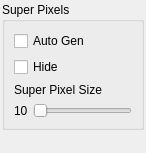
The window that tools/paint/superpixelmenu.ui (nci/drishti) describes before a commit, drawn with Qt 5.
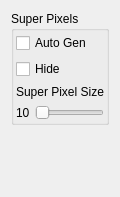
The same window after the commit.

```diff
--- a/tools/paint/superpixelmenu.ui
+++ b/tools/paint/superpixelmenu.ui
@@ -6,35 +6,35 @@
    <rect>
     <x>0</x>
     <y>0</y>
-    <width>146</width>
-    <height>153</height>
+    <width>115</width>
+    <height>197</height>
    </rect>
   </property>
   <property name="windowTitle">
    <string>Super Pixel</string>
   </property>
-  <layout class="QVBoxLayout" name="verticalLayout_2">
-   <property name="spacing">
-    <number>5</number>
-   </property>
-   <property name="leftMargin">
-    <number>2</number>
-   </property>
-   <property name="topMargin">
-    <number>2</number>
-   </property>
-   <property name="rightMargin">
-    <number>2</number>
-   </property>
-   <property name="bottomMargin">
-    <number>2</number>
-   </property>
+  <layout class="QVBoxLayout" name="verticalLayout_4">
    <item>
     <widget class="QGroupBox" name="groupBox">
      <property name="title">
       <string>Super Pixels</string>
      </property>
      <layout class="QVBoxLayout" name="verticalLayout_3">
+      <property name="spacing">
+       <number>6</number>
+      </property>
+      <property name="leftMargin">
+       <number>2</number>
+      </property>
+      <property name="topMargin">
+       <number>2</number>
+      </property>
+      <property name="rightMargin">
+       <number>2</number>
+      </property>
+      <property name="bottomMargin">
+       <number>2</number>
+      </property>
       <item>
        <widget class="QCheckBox" name="autoGenSupPix">
         <property name="text">
```
